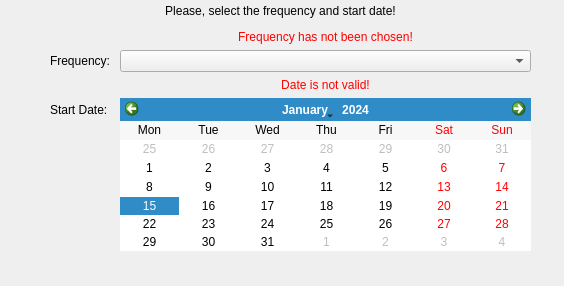
Above: client/client/gui/widgets/periodic_tr_subwidgets/step4.ui from eugeniashurko/ATM before the change. Below: the same form after it.
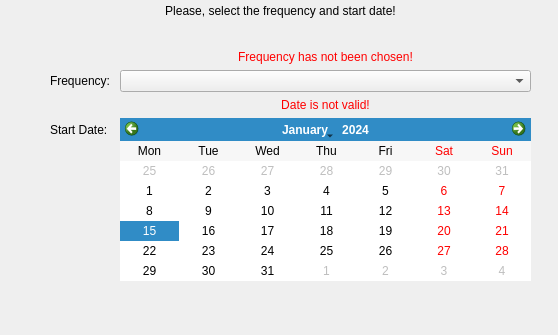
That is the form after the change.

Diff of the .ui file:
```diff
--- a/client/client/gui/widgets/periodic_tr_subwidgets/step4.ui
+++ b/client/client/gui/widgets/periodic_tr_subwidgets/step4.ui
@@ -6,8 +6,8 @@
    <rect>
     <x>0</x>
     <y>0</y>
-    <width>564</width>
-    <height>286</height>
+    <width>558</width>
+    <height>335</height>
    </rect>
   </property>
   <property name="windowTitle">
@@ -33,9 +33,9 @@
    <property name="geometry">
     <rect>
      <x>50</x>
-     <y>30</y>
+     <y>50</y>
      <width>481</width>
-     <height>221</height>
+     <height>231</height>
     </rect>
    </property>
    <layout class="QFormLayout" name="formLayout">
```
